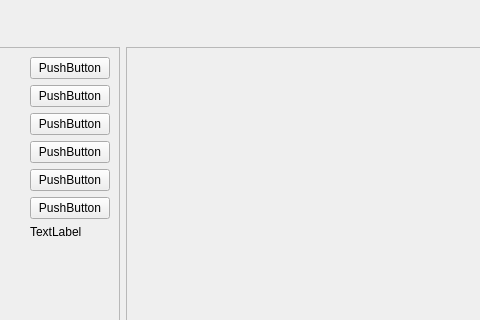
iamsaywhat/cutecom-terminal, file mainwidget.ui: the form before one commit; both pictures show x 203 to 683 and y 0 to 320 of the 784 by 538 pixel window.
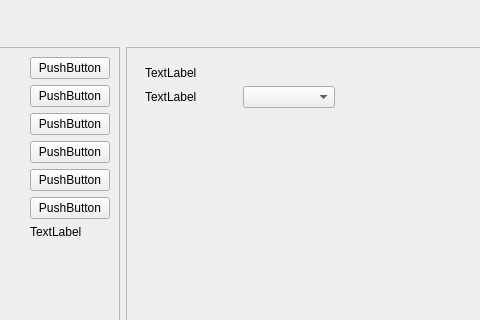
The form after the commit. The open tabs and pages were chosen to show the change.

The edit to the form file:
```diff
--- a/mainwidget.ui
+++ b/mainwidget.ui
@@ -420,8 +420,8 @@
                <rect>
                 <x>0</x>
                 <y>0</y>
-                <width>183</width>
-                <height>254</height>
+                <width>435</width>
+                <height>468</height>
                </rect>
               </property>
               <layout class="QGridLayout" name="gridLayout_4">
@@ -566,7 +566,40 @@
                    </item>
                   </layout>
                  </widget>
-                 <widget class="QWidget" name="generalPage"/>
+                 <widget class="QWidget" name="generalPage">
+                  <layout class="QGridLayout" name="gridLayout_9">
+                   <item row="1" column="1">
+                    <widget class="QComboBox" name="comboBoxTheme"/>
+                   </item>
+                   <item row="1" column="0">
+                    <widget class="QLabel" name="labelTheme">
+                     <property name="text">
+                      <string>TextLabel</string>
+                     </property>
+                    </widget>
+                   </item>
+                   <item row="2" column="0">
+                    <spacer name="verticalSpacer_6">
+                     <property name="orientation">
+                      <enum>Qt::Vertical</enum>
+                     </property>
+                     <property name="sizeHint" stdset="0">
+                      <size>
+                       <width>20</width>
+                       <height>40</height>
+                      </size>
+                     </property>
+                    </spacer>
+                   </item>
+                   <item row="0" column="0" colspan="2">
+                    <widget class="QLabel" name="labelSectionGeneral">
+                     <property name="text">
+                      <string>TextLabel</string>
+                     </property>
+                    </widget>
+                   </item>
+                  </layout>
+                 </widget>
                 </widget>
                </item>
                <item row="0" column="1">
```
Left out of the diff: 8 changed lines with no effect on the pictures.
